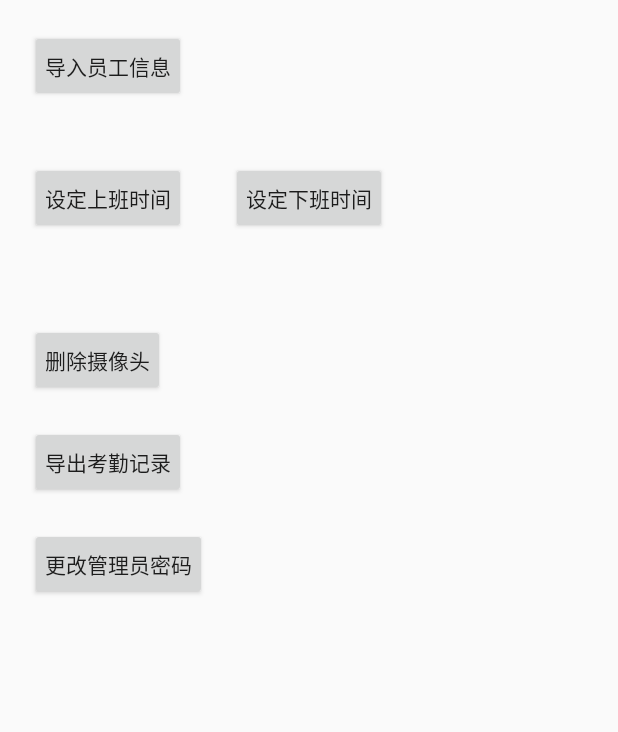
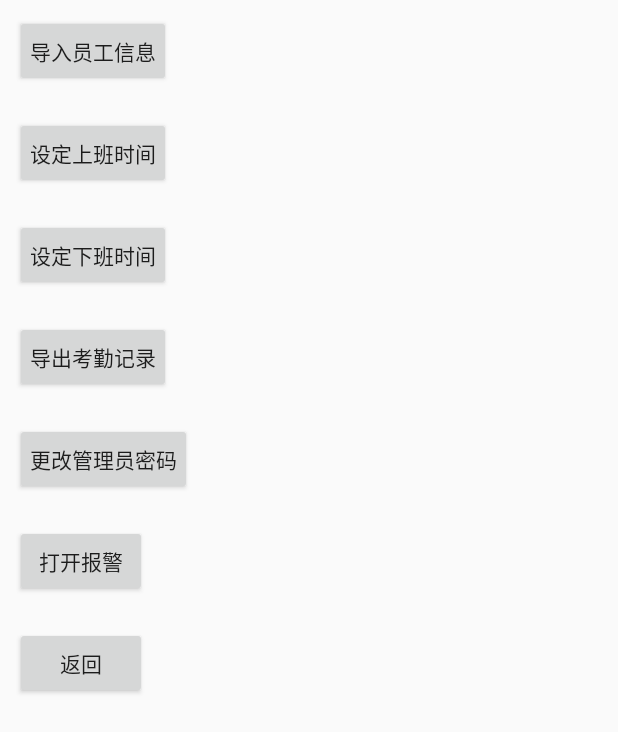
Before and after one commit to frightlee/FaceSignSystem, an Android app: the layout activity_ctrl.xml on its own in the app's theme, with its tools: preview values and no code run, on a phone screen of 412 x 824 dp. Shown: the top 732 px of the screen. Run offline under Robolectric (Android 15) with nearby library versions, the phone set to English and light mode, and no system bars.

Commit message:
黑名单

```diff
--- a/FS_Sys/app/src/main/res/layout/activity_ctrl.xml
+++ b/FS_Sys/app/src/main/res/layout/activity_ctrl.xml
@@ -8,57 +8,71 @@
         android:id="@+id/load_in_workers"
         android:layout_width="wrap_content"
         android:layout_height="wrap_content"
-        android:layout_margin="20dp"
+        android:layout_margin="10dp"
         android:paddingLeft="10dp"
         android:paddingRight="10dp"
         android:text="@string/load_workers" />
-    <LinearLayout
-        android:layout_width="match_parent"
-        android:layout_height="wrap_content"
-        android:orientation="horizontal"
-        android:layout_margin="20dp">
+
         <Button
             android:id="@+id/set_in_time"
             android:layout_width="wrap_content"
             android:layout_height="wrap_content"
+            android:layout_margin="10dp"
             android:paddingLeft="10dp"
             android:paddingRight="10dp"
             android:text="@string/set_intime"/>
-        <Button
-            android:id="@+id/set_out_time"
-            android:layout_width="wrap_content"
-            android:layout_height="wrap_content"
-            android:layout_marginLeft="30dp"
-            android:paddingLeft="10dp"
-            android:paddingRight="10dp"
-            android:text="@string/set_outtime"/>
-    </LinearLayout>
 
     <Button
-        android:id="@+id/remove_camera"
+        android:id="@+id/set_out_time"
         android:layout_width="wrap_content"
         android:layout_height="wrap_content"
-        android:layout_marginLeft="20dp"
-        android:layout_marginTop="40dp"
+        android:layout_margin="10dp"
         android:paddingLeft="10dp"
         android:paddingRight="10dp"
-        android:text="@string/remove_camera" />
+        android:text="@string/set_outtime" />
+
+
+    <!--<Button-->
+        <!--android:id="@+id/remove_camera"-->
+        <!--android:layout_width="wrap_content"-->
+        <!--android:layout_height="wrap_content"-->
+        <!--android:layout_marginLeft="20dp"-->
+        <!--android:layout_marginTop="40dp"-->
+        <!--android:paddingLeft="10dp"-->
+        <!--android:paddingRight="10dp"-->
+        <!--android:text="@string/remove_camera" />-->
     <Button
         android:id="@+id/load_out_messages"
         android:layout_width="wrap_content"
         android:layout_height="wrap_content"
-        android:layout_marginTop="20dp"
-        android:layout_marginLeft="20dp"
+        android:layout_margin="10dp"
         android:paddingLeft="10dp"
         android:paddingRight="10dp"
         android:text="@string/output_messages" />
 
     <Button
-        android:id="@+id/change_password"
+    android:id="@+id/change_password"
+    android:layout_width="wrap_content"
+    android:layout_height="wrap_content"
+    android:layout_margin="10dp"
+    android:paddingLeft="10dp"
+    android:paddingRight="10dp"
+    android:text="@string/change_password" />
+    <Button
+        android:id="@+id/open_call"
         android:layout_width="wrap_content"
         android:layout_height="wrap_content"
-        android:layout_margin="20dp"
+        android:layout_margin="10dp"
         android:paddingLeft="10dp"
         android:paddingRight="10dp"
-        android:text="@string/change_password" />
+        android:text="@string/open_call" />
+
+    <Button
+        android:id="@+id/btn_back"
+        android:layout_width="wrap_content"
+        android:layout_height="wrap_content"
+        android:layout_margin="10dp"
+        android:paddingLeft="10dp"
+        android:paddingRight="10dp"
+        android:text="返回" />
 </LinearLayout>
--- a/FS_Sys/app/src/main/res/values/strings.xml
+++ b/FS_Sys/app/src/main/res/values/strings.xml
@@ -8,4 +8,6 @@
     <string name="remove_camera">删除摄像头</string>
     <string name="output_messages">导出考勤记录</string>
     <string name="change_password">更改管理员密码</string>
+    <string name="open_call">打开报警</string>
+    <string name="close_call">关闭报警</string>
 </resources>
```
Also changed, not shown: FS_Sys/app/src/main/java/facesign/adplayer/fanhong/fs_sys/CtrlActivity.java (+6 -3 lines), FS_Sys/app/src/main/java/facesign/adplayer/fanhong/fs_sys/DbTables/ChildOfWorkersTable.java (+12 -1 lines), FS_Sys/app/src/main/java/facesign/adplayer/fanhong/fs_sys/DbTables/InputWorkers.java (+24 -1 lines), FS_Sys/app/src/main/java/facesign/adplayer/fanhong/fs_sys/models/InputBlackModel.java (added, +35 -0 lines), FS_Sys/app/src/main/java/facesign/adplayer/fanhong/fs_sys/models/InputWorkersModel.java (+11 -0 lines), FS_Sys/app/src/main/java/facesign/adplayer/fanhong/fs_sys/utils/DBUtils.java (+13 -21 lines), FS_Sys/app/src/main/res/layout/activity_main.xml (+4 -4 lines).
